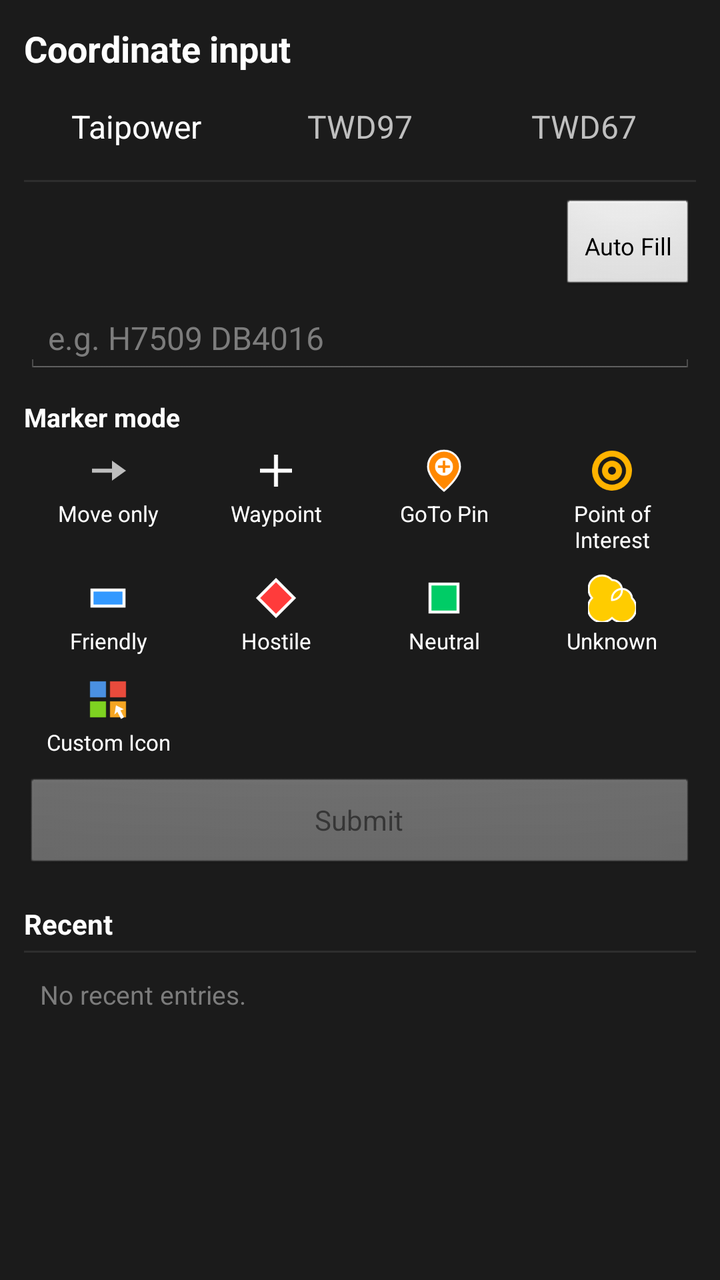
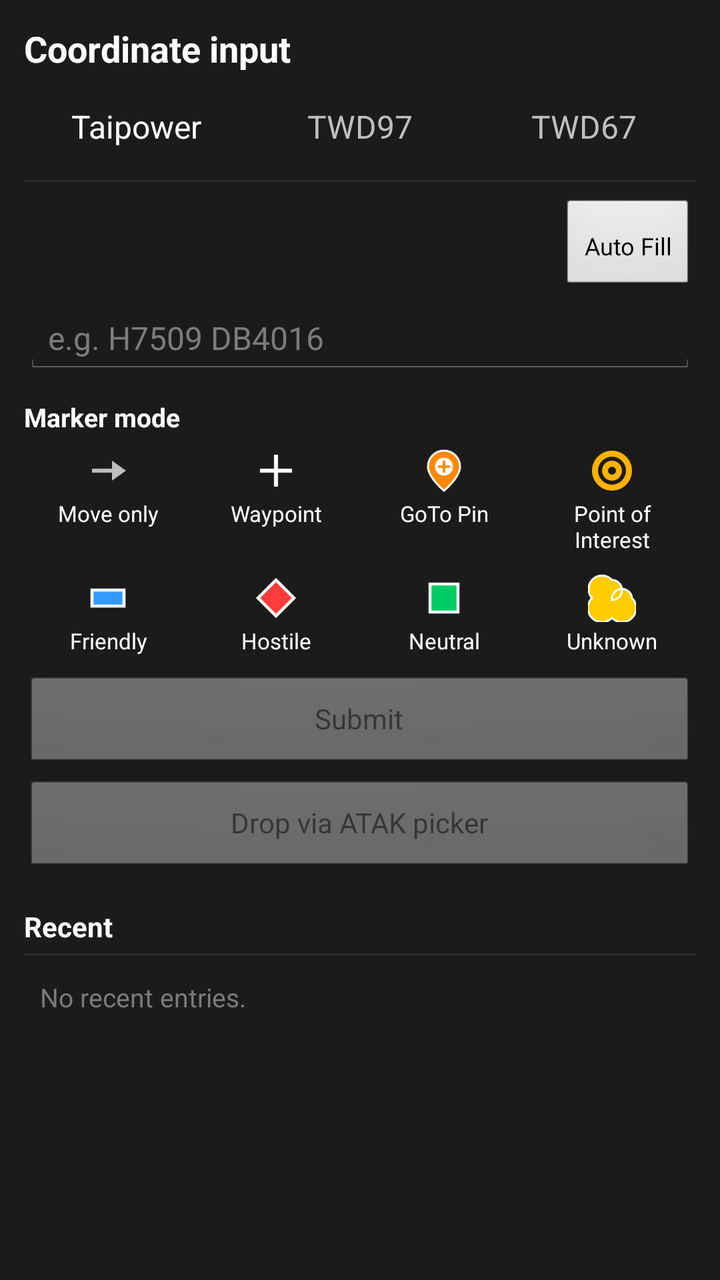

Before-and-after screenshots of an Android layout around one commit, followed by the original layout XML and the change that was made.
<!-- AndroidManifest.xml: application theme AppTheme -->
<!-- res/layout/tw_coord_goto.xml -->
<?xml version="1.0" encoding="utf-8"?>
<LinearLayout xmlns:android="http://schemas.android.com/apk/res/android"
    android:id="@+id/goto_root"
    android:layout_width="match_parent"
    android:layout_height="match_parent"
    android:orientation="vertical"
    android:padding="12dp"
    android:background="#1B1B1B">

    <TextView
        android:id="@+id/goto_title"
        android:layout_width="match_parent"
        android:layout_height="wrap_content"
        android:text="@string/goto_title"
        android:textColor="#FFFFFF"
        android:textSize="18sp"
        android:textStyle="bold"
        android:paddingBottom="8dp"/>

    
    <RadioGroup
        android:id="@+id/goto_tabs"
        android:layout_width="match_parent"
        android:layout_height="wrap_content"
        android:orientation="horizontal"
        android:layout_marginBottom="8dp">

        <RadioButton
            android:id="@+id/goto_tab_taipower"
            android:layout_width="0dp"
            android:layout_height="wrap_content"
            android:layout_weight="1"
            android:text="@string/goto_tab_taipower"
            android:textColor="#FFFFFF"
            android:button="@null"
            android:gravity="center"
            android:background="?android:attr/selectableItemBackground"
            android:padding="8dp"
            android:checked="true"/>

        <RadioButton
            android:id="@+id/goto_tab_twd97"
            android:layout_width="0dp"
            android:layout_height="wrap_content"
            android:layout_weight="1"
            android:text="@string/goto_tab_twd97"
            android:textColor="#BFBFBF"
            android:button="@null"
            android:gravity="center"
            android:background="?android:attr/selectableItemBackground"
            android:padding="8dp"/>

        <RadioButton
            android:id="@+id/goto_tab_twd67"
            android:layout_width="0dp"
            android:layout_height="wrap_content"
            android:layout_weight="1"
            android:text="@string/goto_tab_twd67"
            android:textColor="#BFBFBF"
            android:button="@null"
            android:gravity="center"
            android:background="?android:attr/selectableItemBackground"
            android:padding="8dp"/>
    </RadioGroup>

    <View
        android:layout_width="match_parent"
        android:layout_height="1dp"
        android:background="#2E2E2E"
        android:layout_marginBottom="8dp"/>

    
    <LinearLayout
        android:id="@+id/goto_pane_taipower"
        android:layout_width="match_parent"
        android:layout_height="wrap_content"
        android:orientation="vertical"
        android:visibility="visible">

        <Button
            android:id="@+id/goto_autofill_taipower"
            android:layout_width="wrap_content"
            android:layout_height="wrap_content"
            android:layout_gravity="end"
            android:layout_marginBottom="4dp"
            android:minHeight="0dp"
            android:paddingTop="4dp"
            android:paddingBottom="4dp"
            android:paddingStart="12dp"
            android:paddingEnd="12dp"
            android:textSize="12sp"
            android:text="@string/goto_btn_autofill"/>

        <EditText
            android:id="@+id/goto_input_taipower"
            android:layout_width="match_parent"
            android:layout_height="wrap_content"
            android:hint="@string/goto_hint_taipower"
            android:textColor="#FFFFFF"
            android:textColorHint="#7C7C7C"
            android:textSize="16sp"
            android:inputType="textCapCharacters"
            android:maxLines="1"
            android:imeOptions="actionGo"
            android:backgroundTint="#FFFFFF"
            android:autofillHints="postalAddress"/>

        <TextView
            android:id="@+id/goto_error_taipower"
            android:layout_width="match_parent"
            android:layout_height="wrap_content"
            android:textColor="#FF8A80"
            android:textSize="13sp"
            android:paddingTop="4dp"
            android:visibility="gone"/>
    </LinearLayout>

    
    <LinearLayout
        android:id="@+id/goto_pane_twd97"
        android:layout_width="match_parent"
        android:layout_height="wrap_content"
        android:orientation="vertical"
        android:visibility="gone">

        <Button
            android:id="@+id/goto_autofill_twd97"
            android:layout_width="wrap_content"
            android:layout_height="wrap_content"
            android:layout_gravity="end"
            android:layout_marginBottom="4dp"
            android:minHeight="0dp"
            android:paddingTop="4dp"
            android:paddingBottom="4dp"
            android:paddingStart="12dp"
            android:paddingEnd="12dp"
            android:textSize="12sp"
            android:text="@string/goto_btn_autofill"/>

        <EditText
            android:id="@+id/goto_input_twd97_easting"
            android:layout_width="match_parent"
            android:layout_height="wrap_content"
            android:hint="@string/goto_hint_easting"
            android:textColor="#FFFFFF"
            android:textColorHint="#7C7C7C"
            android:textSize="16sp"
            android:inputType="number"
            android:maxLines="1"
            android:backgroundTint="#FFFFFF"
            android:autofillHints="postalAddress"/>

        <EditText
            android:id="@+id/goto_input_twd97_northing"
            android:layout_width="match_parent"
            android:layout_height="wrap_content"
            android:layout_marginTop="6dp"
            android:hint="@string/goto_hint_northing"
            android:textColor="#FFFFFF"
            android:textColorHint="#7C7C7C"
            android:textSize="16sp"
            android:inputType="number"
            android:maxLines="1"
            android:backgroundTint="#FFFFFF"
            android:autofillHints="postalAddress"/>

        <TextView
            android:layout_width="match_parent"
            android:layout_height="wrap_content"
            android:layout_marginTop="6dp"
            android:text="@string/goto_zone_label"
            android:textColor="#BFBFBF"
            android:textSize="13sp"/>

        <RadioGroup
            android:id="@+id/goto_zone_twd97"
            android:layout_width="match_parent"
            android:layout_height="wrap_content"
            android:orientation="horizontal">
            <RadioButton
                android:id="@+id/goto_zone_twd97_121"
                android:layout_width="0dp"
                android:layout_height="wrap_content"
                android:layout_weight="1"
                android:text="@string/goto_zone_121"
                android:textColor="#FFFFFF"
                android:checked="true"/>
            <RadioButton
                android:id="@+id/goto_zone_twd97_119"
                android:layout_width="0dp"
                android:layout_height="wrap_content"
                android:layout_weight="1"
                android:text="@string/goto_zone_119"
                android:textColor="#FFFFFF"/>
        </RadioGroup>

        <TextView
            android:id="@+id/goto_advisory_twd97"
            android:layout_width="match_parent"
            android:layout_height="wrap_content"
            android:layout_marginTop="4dp"
            android:text="@string/goto_outer_island_advisory"
            android:textColor="#FFB74D"
            android:textSize="12sp"
            android:visibility="gone"/>

        <TextView
            android:id="@+id/goto_error_twd97"
            android:layout_width="match_parent"
            android:layout_height="wrap_content"
            android:textColor="#FF8A80"
            android:textSize="13sp"
            android:paddingTop="4dp"
            android:visibility="gone"/>
    </LinearLayout>

    
    <LinearLayout
        android:id="@+id/goto_pane_twd67"
        android:layout_width="match_parent"
        android:layout_height="wrap_content"
        android:orientation="vertical"
        android:visibility="gone">

        <Button
            android:id="@+id/goto_autofill_twd67"
            android:layout_width="wrap_content"
            android:layout_height="wrap_content"
            android:layout_gravity="end"
            android:layout_marginBottom="4dp"
            android:minHeight="0dp"
            android:paddingTop="4dp"
            android:paddingBottom="4dp"
            android:paddingStart="12dp"
            android:paddingEnd="12dp"
            android:textSize="12sp"
            android:text="@string/goto_btn_autofill"/>

        <EditText
            android:id="@+id/goto_input_twd67_easting"
            android:layout_width="match_parent"
            android:layout_height="wrap_content"
            android:hint="@string/goto_hint_easting"
            android:textColor="#FFFFFF"
            android:textColorHint="#7C7C7C"
            android:textSize="16sp"
            android:inputType="number"
            android:maxLines="1"
            android:backgroundTint="#FFFFFF"
            android:autofillHints="postalAddress"/>

        <EditText
            android:id="@+id/goto_input_twd67_northing"
            android:layout_width="match_parent"
            android:layout_height="wrap_content"
            android:layout_marginTop="6dp"
            android:hint="@string/goto_hint_northing"
            android:textColor="#FFFFFF"
            android:textColorHint="#7C7C7C"
            android:textSize="16sp"
            android:inputType="number"
            android:maxLines="1"
            android:backgroundTint="#FFFFFF"
            android:autofillHints="postalAddress"/>

        <TextView
            android:layout_width="match_parent"
            android:layout_height="wrap_content"
            android:layout_marginTop="6dp"
            android:text="@string/goto_zone_label"
            android:textColor="#BFBFBF"
            android:textSize="13sp"/>

        <RadioGroup
            android:id="@+id/goto_zone_twd67"
            android:layout_width="match_parent"
            android:layout_height="wrap_content"
            android:orientation="horizontal">
            <RadioButton
                android:id="@+id/goto_zone_twd67_121"
                android:layout_width="0dp"
                android:layout_height="wrap_content"
                android:layout_weight="1"
                android:text="@string/goto_zone_121"
                android:textColor="#FFFFFF"
                android:checked="true"/>
            <RadioButton
                android:id="@+id/goto_zone_twd67_119"
                android:layout_width="0dp"
                android:layout_height="wrap_content"
                android:layout_weight="1"
                android:text="@string/goto_zone_119"
                android:textColor="#FFFFFF"/>
        </RadioGroup>

        <TextView
            android:id="@+id/goto_advisory_twd67"
            android:layout_width="match_parent"
            android:layout_height="wrap_content"
            android:layout_marginTop="4dp"
            android:text="@string/goto_outer_island_advisory"
            android:textColor="#FFB74D"
            android:textSize="12sp"
            android:visibility="gone"/>

        <TextView
            android:id="@+id/goto_error_twd67"
            android:layout_width="match_parent"
            android:layout_height="wrap_content"
            android:textColor="#FF8A80"
            android:textSize="13sp"
            android:paddingTop="4dp"
            android:visibility="gone"/>
    </LinearLayout>

    
    <TextView
        android:id="@+id/goto_marker_mode_header"
        android:layout_width="match_parent"
        android:layout_height="wrap_content"
        android:layout_marginTop="12dp"
        android:text="@string/goto_marker_mode_header"
        android:textColor="#FFFFFF"
        android:textSize="13sp"
        android:textStyle="bold"/>

    <LinearLayout
        android:layout_width="match_parent"
        android:layout_height="wrap_content"
        android:orientation="horizontal"
        android:layout_marginTop="2dp">
        <RadioButton
            android:id="@+id/goto_mode_move"
            android:layout_width="0dp"
            android:layout_height="wrap_content"
            android:layout_weight="1"
            android:text="@string/goto_mode_move"
            android:textColor="#FFFFFF"
            android:textSize="11sp"
            android:button="@null"
            android:drawableTop="@drawable/ic_marker_move"
            android:drawablePadding="2dp"
            android:gravity="center"
            android:padding="4dp"
            android:checked="true"/>
        <RadioButton
            android:id="@+id/goto_mode_waypoint"
            android:layout_width="0dp"
            android:layout_height="wrap_content"
            android:layout_weight="1"
            android:text="@string/goto_mode_waypoint"
            android:textColor="#FFFFFF"
            android:textSize="11sp"
            android:button="@null"
            android:drawableTop="@drawable/ic_marker_waypoint"
            android:drawablePadding="2dp"
            android:gravity="center"
            android:padding="4dp"/>
        <RadioButton
            android:id="@+id/goto_mode_mission"
            android:layout_width="0dp"
            android:layout_height="wrap_content"
            android:layout_weight="1"
            android:text="@string/goto_mode_mission"
            android:textColor="#FFFFFF"
            android:textSize="11sp"
            android:button="@null"
            android:drawableTop="@drawable/ic_marker_mission"
            android:drawablePadding="2dp"
            android:gravity="center"
            android:padding="4dp"/>
        <RadioButton
            android:id="@+id/goto_mode_spi"
            android:layout_width="0dp"
            android:layout_height="wrap_content"
            android:layout_weight="1"
            android:text="@string/goto_mode_spi"
            android:textColor="#FFFFFF"
            android:textSize="11sp"
            android:button="@null"
            android:drawableTop="@drawable/ic_marker_spi"
            android:drawablePadding="2dp"
            android:gravity="center"
            android:padding="4dp"/>
    </LinearLayout>

    <LinearLayout
        android:layout_width="match_parent"
        android:layout_height="wrap_content"
        android:orientation="horizontal"
        android:layout_marginTop="2dp">
        <RadioButton
            android:id="@+id/goto_mode_friendly"
            android:layout_width="0dp"
            android:layout_height="wrap_content"
            android:layout_weight="1"
            android:text="@string/goto_mode_friendly"
            android:textColor="#FFFFFF"
            android:textSize="11sp"
            android:button="@null"
            android:drawableTop="@drawable/ic_marker_friendly"
            android:drawablePadding="2dp"
            android:gravity="center"
            android:padding="4dp"/>
        <RadioButton
            android:id="@+id/goto_mode_hostile"
            android:layout_width="0dp"
            android:layout_height="wrap_content"
            android:layout_weight="1"
            android:text="@string/goto_mode_hostile"
            android:textColor="#FFFFFF"
            android:textSize="11sp"
            android:button="@null"
            android:drawableTop="@drawable/ic_marker_hostile"
            android:drawablePadding="2dp"
            android:gravity="center"
            android:padding="4dp"/>
        <RadioButton
            android:id="@+id/goto_mode_neutral"
            android:layout_width="0dp"
            android:layout_height="wrap_content"
            android:layout_weight="1"
            android:text="@string/goto_mode_neutral"
            android:textColor="#FFFFFF"
            android:textSize="11sp"
            android:button="@null"
            android:drawableTop="@drawable/ic_marker_neutral"
            android:drawablePadding="2dp"
            android:gravity="center"
            android:padding="4dp"/>
        <RadioButton
            android:id="@+id/goto_mode_unknown"
            android:layout_width="0dp"
            android:layout_height="wrap_content"
            android:layout_weight="1"
            android:text="@string/goto_mode_unknown"
            android:textColor="#FFFFFF"
            android:textSize="11sp"
            android:button="@null"
            android:drawableTop="@drawable/ic_marker_unknown"
            android:drawablePadding="2dp"
            android:gravity="center"
            android:padding="4dp"/>
    </LinearLayout>

    
    <LinearLayout
        android:layout_width="match_parent"
        android:layout_height="wrap_content"
        android:orientation="horizontal"
        android:layout_marginTop="2dp">
        <RadioButton
            android:id="@+id/goto_mode_custom_icon"
            android:layout_width="0dp"
            android:layout_height="wrap_content"
            android:layout_weight="1"
            android:text="@string/goto_mode_custom_icon"
            android:textColor="#FFFFFF"
            android:textSize="11sp"
            android:button="@null"
            android:drawableTop="@drawable/ic_marker_custom_icon"
            android:drawablePadding="2dp"
            android:gravity="center"
            android:padding="4dp"
            android:contentDescription="@string/goto_mode_custom_icon"/>
        <Space
            android:layout_width="0dp"
            android:layout_height="wrap_content"
            android:layout_weight="3"/>
    </LinearLayout>

    
    <LinearLayout
        android:id="@+id/goto_custom_icon_preview"
        android:layout_width="match_parent"
        android:layout_height="wrap_content"
        android:orientation="horizontal"
        android:gravity="center_vertical"
        android:padding="6dp"
        android:layout_marginTop="2dp"
        android:background="#222222"
        android:visibility="gone"
        android:focusable="true"
        android:clickable="true"
        android:importantForAccessibility="yes">

        <ImageView
            android:id="@+id/goto_custom_icon_thumb"
            android:layout_width="32dp"
            android:layout_height="32dp"
            android:scaleType="fitCenter"
            android:contentDescription="@string/goto_custom_icon_empty"
            android:layout_marginEnd="8dp"/>

        <TextView
            android:id="@+id/goto_custom_icon_label"
            android:layout_width="0dp"
            android:layout_height="wrap_content"
            android:layout_weight="1"
            android:textColor="#FFFFFF"
            android:textSize="13sp"/>

        <TextView
            android:id="@+id/goto_custom_icon_hint"
            android:layout_width="0dp"
            android:layout_height="wrap_content"
            android:layout_weight="1"
            android:textColor="#FFB74D"
            android:textSize="12sp"
            android:visibility="gone"/>
    </LinearLayout>

    
    <Button
        android:id="@+id/goto_btn_submit"
        android:layout_width="match_parent"
        android:layout_height="wrap_content"
        android:layout_marginTop="6dp"
        android:text="@string/goto_btn_submit"
        android:enabled="false"/>

    
    <LinearLayout
        android:id="@+id/goto_recent_section"
        android:layout_width="match_parent"
        android:layout_height="wrap_content"
        android:orientation="vertical"
        android:layout_marginTop="16dp">

        <TextView
            android:id="@+id/goto_recent_header"
            android:layout_width="match_parent"
            android:layout_height="wrap_content"
            android:text="@string/goto_recent_header"
            android:textColor="#FFFFFF"
            android:textSize="14sp"
            android:textStyle="bold"/>

        <View
            android:layout_width="match_parent"
            android:layout_height="1dp"
            android:background="#2E2E2E"
            android:layout_marginTop="4dp"
            android:layout_marginBottom="4dp"/>

        <TextView
            android:id="@+id/goto_recent_empty"
            android:layout_width="match_parent"
            android:layout_height="wrap_content"
            android:text="@string/goto_recent_empty"
            android:textColor="#7C7C7C"
            android:textSize="13sp"
            android:padding="8dp"/>

        <LinearLayout
            android:id="@+id/goto_recent_list"
            android:layout_width="match_parent"
            android:layout_height="wrap_content"
            android:orientation="vertical"/>
    </LinearLayout>

</LinearLayout>
<!-- resources referenced by this layout -->
<resources>
  <!-- drawable ic_marker_custom_icon (drawable) -->
  <?xml version="1.0" encoding="utf-8"?>
  <vector xmlns:android="http://schemas.android.com/apk/res/android"
      android:width="24dp"
      android:height="24dp"
      android:viewportWidth="24"
      android:viewportHeight="24">
      
      <path
          android:fillColor="#4A90E2"
          android:pathData="M3,3 L11,3 L11,11 L3,11 Z"/>
      <path
          android:fillColor="#E94B3C"
          android:pathData="M13,3 L21,3 L21,11 L13,11 Z"/>
      <path
          android:fillColor="#7ED321"
          android:pathData="M3,13 L11,13 L11,21 L3,21 Z"/>
      <path
          android:fillColor="#F5A623"
          android:pathData="M13,13 L21,13 L21,21 L13,21 Z"/>
      
      <path
          android:fillColor="#FFFFFF"
          android:pathData="M16,15 L20,17 L18.2,17.5 L20,21 L18.5,21.8 L16.7,18.3 L15.2,19.6 Z"/>
  </vector>
  <!-- drawable ic_marker_move (drawable) -->
  <?xml version="1.0" encoding="utf-8"?>
  <vector xmlns:android="http://schemas.android.com/apk/res/android"
      android:width="24dp"
      android:height="24dp"
      android:viewportWidth="24"
      android:viewportHeight="24">
      <path
          android:fillColor="#BFBFBF"
          android:pathData="M4,11 L14,11 L14,7 L21,12 L14,17 L14,13 L4,13 Z"/>
  </vector>
  <!-- drawable ic_marker_neutral (drawable) -->
  <?xml version="1.0" encoding="utf-8"?>
  <vector xmlns:android="http://schemas.android.com/apk/res/android"
      android:width="24dp"
      android:height="24dp"
      android:viewportWidth="24"
      android:viewportHeight="24">
      <path
          android:fillColor="#00CC66"
          android:strokeColor="#FFFFFF"
          android:strokeWidth="1.5"
          android:pathData="M5,5 L19,5 L19,19 L5,19 Z"/>
  </vector>
  <!-- drawable ic_marker_waypoint (drawable) -->
  <?xml version="1.0" encoding="utf-8"?>
  <vector xmlns:android="http://schemas.android.com/apk/res/android"
      android:width="24dp"
      android:height="24dp"
      android:viewportWidth="24"
      android:viewportHeight="24">
      <path
          android:fillColor="#FFFFFF"
          android:pathData="M11,4 L13,4 L13,11 L20,11 L20,13 L13,13 L13,20 L11,20 L11,13 L4,13 L4,11 L11,11 Z"/>
  </vector>
  <string name="goto_btn_autofill">Auto Fill</string>
  <string name="goto_btn_submit">Submit</string>
  <string name="goto_custom_icon_empty">Pick an icon</string>
  <string name="goto_hint_easting">Easting (m)</string>
  <string name="goto_hint_northing">Northing (m)</string>
  <string name="goto_hint_taipower">e.g. H7509 DB4016</string>
  <string name="goto_marker_mode_header">Marker mode</string>
  <string name="goto_mode_custom_icon">Custom Icon</string>
  <string name="goto_mode_friendly">Friendly</string>
  <string name="goto_mode_hostile">Hostile</string>
  <string name="goto_mode_mission">GoTo Pin</string>
  <string name="goto_mode_move">Move only</string>
  <string name="goto_mode_neutral">Neutral</string>
  <string name="goto_mode_spi">Point of Interest</string>
  <string name="goto_mode_unknown">Unknown</string>
  <string name="goto_mode_waypoint">Waypoint</string>
  <string name="goto_outer_island_advisory">Outer-island accuracy: ±10–20 m vs the official 7-parameter datum shift.</string>
  <string name="goto_recent_empty">No recent entries.</string>
  <string name="goto_recent_header">Recent</string>
  <string name="goto_tab_taipower">Taipower</string>
  <string name="goto_tab_twd67">TWD67</string>
  <string name="goto_tab_twd97">TWD97</string>
  <string name="goto_title">Coordinate input</string>
  <string name="goto_zone_119">119 (outer island)</string>
  <string name="goto_zone_121">121 (main island)</string>
  <string name="goto_zone_label">Zone</string>
  <style name="AppTheme" parent="@android:style/Theme.Holo">
          <item name="android:buttonStyle">@android:style/Widget.Button</item>
          <item name="android:imageButtonStyle">@android:style/Widget.Button</item>
          <item name="android:buttonStyleToggle">@android:style/Widget.Button</item>
      </style>
  <!-- unchanged entries left out for length: 5 -->
</resources>

<!-- the commit's change to res/layout/tw_coord_goto.xml (unified diff, before → after) -->
@@ -444,79 +444,21 @@
     </LinearLayout>
 
     
-    <LinearLayout
-        android:layout_width="match_parent"
-        android:layout_height="wrap_content"
-        android:orientation="horizontal"
-        android:layout_marginTop="2dp">
-        <RadioButton
-            android:id="@+id/goto_mode_custom_icon"
-            android:layout_width="0dp"
-            android:layout_height="wrap_content"
-            android:layout_weight="1"
-            android:text="@string/goto_mode_custom_icon"
-            android:textColor="#FFFFFF"
-            android:textSize="11sp"
-            android:button="@null"
-            android:drawableTop="@drawable/ic_marker_custom_icon"
-            android:drawablePadding="2dp"
-            android:gravity="center"
-            android:padding="4dp"
-            android:contentDescription="@string/goto_mode_custom_icon"/>
-        <Space
-            android:layout_width="0dp"
-            android:layout_height="wrap_content"
-            android:layout_weight="3"/>
-    </LinearLayout>
-
-    
-    <LinearLayout
-        android:id="@+id/goto_custom_icon_preview"
-        android:layout_width="match_parent"
-        android:layout_height="wrap_content"
-        android:orientation="horizontal"
-        android:gravity="center_vertical"
-        android:padding="6dp"
-        android:layout_marginTop="2dp"
-        android:background="#222222"
-        android:visibility="gone"
-        android:focusable="true"
-        android:clickable="true"
-        android:importantForAccessibility="yes">
-
-        <ImageView
-            android:id="@+id/goto_custom_icon_thumb"
-            android:layout_width="32dp"
-            android:layout_height="32dp"
-            android:scaleType="fitCenter"
-            android:contentDescription="@string/goto_custom_icon_empty"
-            android:layout_marginEnd="8dp"/>
-
-        <TextView
-            android:id="@+id/goto_custom_icon_label"
-            android:layout_width="0dp"
-            android:layout_height="wrap_content"
-            android:layout_weight="1"
-            android:textColor="#FFFFFF"
-            android:textSize="13sp"/>
-
-        <TextView
-            android:id="@+id/goto_custom_icon_hint"
-            android:layout_width="0dp"
-            android:layout_height="wrap_content"
-            android:layout_weight="1"
-            android:textColor="#FFB74D"
-            android:textSize="12sp"
-            android:visibility="gone"/>
-    </LinearLayout>
-
-    
     <Button
         android:id="@+id/goto_btn_submit"
         android:layout_width="match_parent"
         android:layout_height="wrap_content"
         android:layout_marginTop="6dp"
         android:text="@string/goto_btn_submit"
+        android:enabled="false"/>
+
+    
+    <Button
+        android:id="@+id/goto_btn_atak_picker"
+        android:layout_width="match_parent"
+        android:layout_height="wrap_content"
+        android:layout_marginTop="4dp"
+        android:text="@string/goto_btn_atak_picker"
         android:enabled="false"/>
 
     
<!-- resource entries referenced after the edit -->
@@ -1,30 +1,5 @@
 <!-- resources referenced by this layout -->
 <resources>
-  <!-- drawable ic_marker_custom_icon (drawable) -->
-  <?xml version="1.0" encoding="utf-8"?>
-  <vector xmlns:android="http://schemas.android.com/apk/res/android"
-      android:width="24dp"
-      android:height="24dp"
-      android:viewportWidth="24"
-      android:viewportHeight="24">
-      
-      <path
-          android:fillColor="#4A90E2"
-          android:pathData="M3,3 L11,3 L11,11 L3,11 Z"/>
-      <path
-          android:fillColor="#E94B3C"
-          android:pathData="M13,3 L21,3 L21,11 L13,11 Z"/>
-      <path
-          android:fillColor="#7ED321"
-          android:pathData="M3,13 L11,13 L11,21 L3,21 Z"/>
-      <path
-          android:fillColor="#F5A623"
-          android:pathData="M13,13 L21,13 L21,21 L13,21 Z"/>
-      
-      <path
-          android:fillColor="#FFFFFF"
-          android:pathData="M16,15 L20,17 L18.2,17.5 L20,21 L18.5,21.8 L16.7,18.3 L15.2,19.6 Z"/>
-  </vector>
   <!-- drawable ic_marker_move (drawable) -->
   <?xml version="1.0" encoding="utf-8"?>
   <vector xmlns:android="http://schemas.android.com/apk/res/android"
@@ -60,14 +35,13 @@
           android:fillColor="#FFFFFF"
           android:pathData="M11,4 L13,4 L13,11 L20,11 L20,13 L13,13 L13,20 L11,20 L11,13 L4,13 L4,11 L11,11 Z"/>
   </vector>
+  <string name="goto_btn_atak_picker">Drop via ATAK picker</string>
   <string name="goto_btn_autofill">Auto Fill</string>
   <string name="goto_btn_submit">Submit</string>
-  <string name="goto_custom_icon_empty">Pick an icon</string>
   <string name="goto_hint_easting">Easting (m)</string>
   <string name="goto_hint_northing">Northing (m)</string>
   <string name="goto_hint_taipower">e.g. H7509 DB4016</string>
   <string name="goto_marker_mode_header">Marker mode</string>
-  <string name="goto_mode_custom_icon">Custom Icon</string>
   <string name="goto_mode_friendly">Friendly</string>
   <string name="goto_mode_hostile">Hostile</string>
   <string name="goto_mode_mission">GoTo Pin</string>
